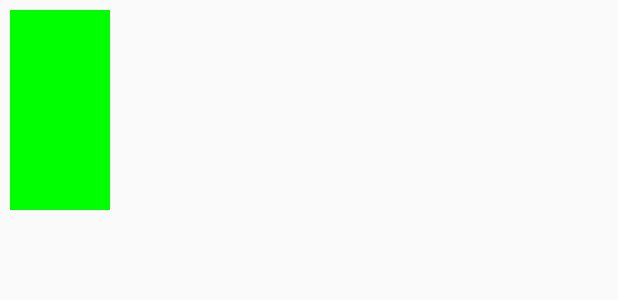
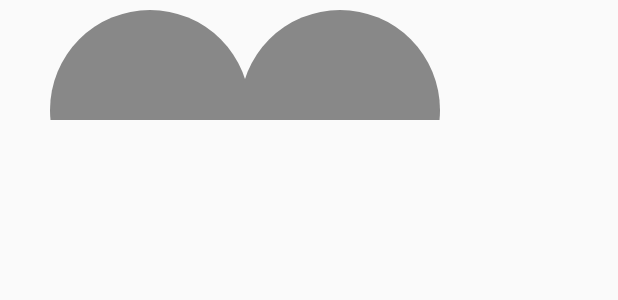
Before and after one commit to ddvader44/Bobble_Task-1, an Android app: the layout testing_custom_view.xml on its own in the app's theme, with its tools: preview values and no code run, on a phone screen of 412 x 824 dp. Shown: the top 300 px of the screen. Run offline under Robolectric (Android 15) with nearby library versions, the phone set to English and light mode, and no system bars.

Commit message:
completed custom view

```diff
--- a/app/src/main/java/com/ddvader44/bobble_1/views/CustomImage.kt
+++ b/app/src/main/java/com/ddvader44/bobble_1/views/CustomImage.kt
@@ -13,15 +13,43 @@ class CustomImage @JvmOverloads constructor(
 ) : View(context, attrs, defStyleAttr) {
 
     private val rect = Rect()
-    private val paint = Paint()
+    private val middleRect = Rect()
+    private val paint = Paint(Paint.ANTI_ALIAS_FLAG)
 
     override fun onDraw(canvas: Canvas) {
+
+        //base rectangle reference
         rect.left = 10
         rect.right = rect.left + 100
         rect.top = 10
-        rect.bottom = rect.right + 100
-        paint.color = Color.GREEN
-        canvas.drawRect(rect,paint)
+        rect.bottom = rect.top + 100
+        paint.color = Color.GRAY
+       // canvas.drawRect(rect,paint)
+
+       //first circle
+
+        val radius = 100f
+
+        val cx = 150f
+        val cy : Float = rect.top.toFloat() + (rect.height())
+       canvas.drawCircle(cx,cy,radius,paint)
+
+        //second circle
+
+        val radius2 = 100f
+        val cx2 = 340f
+        val cy2 : Float = rect.top.toFloat() + (rect.height())
+        canvas.drawCircle(cx2,cy2,radius2,paint)
+
+        //middle rectangle
+
+        middleRect.left = cx.toInt()
+        middleRect.right = cx2.toInt()
+        middleRect.top = (cx - middleRect.height()/2).toInt() + 45
+        middleRect.bottom = (cx2 - middleRect.height()/2).toInt() + 45
+        canvas.drawRect(middleRect,paint)
+
+
     }
 
 }
--- a/app/src/main/res/layout/testing_custom_view.xml
+++ b/app/src/main/res/layout/testing_custom_view.xml
@@ -6,7 +6,7 @@
 
     <com.ddvader44.bobble_1.views.CustomImage
         android:layout_width="match_parent"
-        android:layout_height="150dp"
+        android:layout_height="80dp"
         app:layout_constraintEnd_toEndOf="parent"
         app:layout_constraintStart_toStartOf="parent"
         app:layout_constraintTop_toTopOf="parent" />
```
